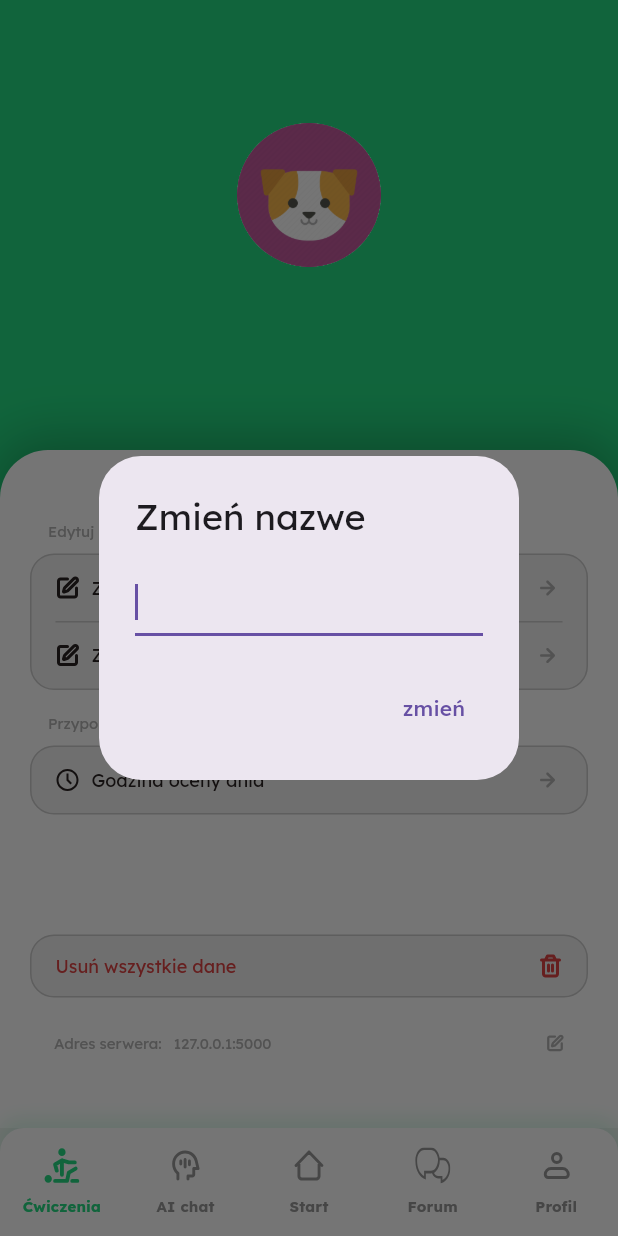
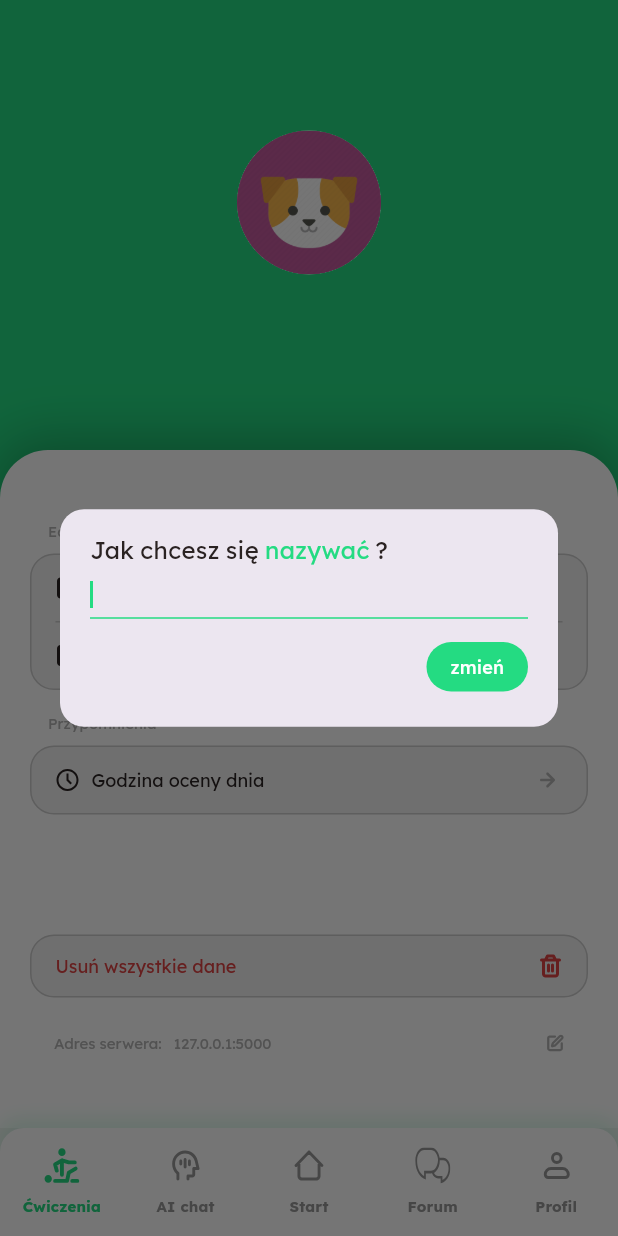
Before and after one commit to xSmilO/JakSieMasz, a Flutter app: the ProfileScreen screen opened by its route, after a tap on "Zmień nazwe", on a phone screen of 412 x 824 dp. Run offline on Flutter 3.47's test engine with Material 3 defaults, Android fonts, the phone set to English and light mode, and no system bars; our stand-ins replace fl_chart, flutter_svg, fluttertoast, go_router, shared_preferences; accounts and stored records are empty.

Commit message:
styled the change name dialog

```diff
--- a/lib/Styles/styles.dart
+++ b/lib/Styles/styles.dart
@@ -13,7 +13,7 @@ abstract final class Styles {
   static Color profileOptionBgColor = Color(0xFFF2F2F2);
   static Color redColor = Color(0xFFDE4343);
   static String fontFamily = "Lexend Deca";
-  static double fontSizeH1 = 32;
+  static double fontSizeH1 = 24;
   static double fontSizeH2 = 20;
   static double fontSizeH3 = 16;
   static double sectionSpacing = 48;
--- /dev/null
+++ b/lib/UI/Profile/Dialogs/username_dialog_widget.dart
@@ -0,0 +1,129 @@
+import 'package:flutter/material.dart';
+import 'package:go_router/go_router.dart';
+import 'package:jak_sie_masz/Styles/styles.dart';
+
+class UsernameDialogWidget extends StatelessWidget {
+  const UsernameDialogWidget(
+      {super.key, required this.currentUserName, required this.onSubmit});
+  final String currentUserName;
+  final void Function(String username) onSubmit;
+
+  @override
+  Widget build(BuildContext context) {
+    String usernameInput = "";
+    return Dialog(
+      shape: RoundedRectangleBorder(
+        borderRadius: BorderRadius.circular(16),
+      ),
+      child: Padding(
+        padding: const EdgeInsets.symmetric(horizontal: 20, vertical: 16),
+        child: Column(
+          spacing: 8,
+          mainAxisSize: MainAxisSize.min,
+          crossAxisAlignment: CrossAxisAlignment.start,
+          children: [
+            Row(
+              spacing: 4,
+              children: [
+                Text(
+                  "Jak",
+                  style: TextStyle(
+                    color: Styles.fontColorDark,
+                    fontFamily: Styles.fontFamily,
+                    fontSize: Styles.fontSizeH3,
+                  ),
+                ),
+                Text(
+                  "chcesz",
+                  style: TextStyle(
+                    color: Styles.fontColorDark,
+                    fontFamily: Styles.fontFamily,
+                    fontSize: Styles.fontSizeH3,
+                  ),
+                ),
+                Text(
+                  "się",
+                  style: TextStyle(
+                    color: Styles.fontColorDark,
+                    fontFamily: Styles.fontFamily,
+                    fontSize: Styles.fontSizeH3,
+                  ),
+                ),
+                Text(
+                  "nazywać",
+                  style: TextStyle(
+                    color: Styles.primaryColor500,
+                    fontFamily: Styles.fontFamily,
+                    fontSize: Styles.fontSizeH3,
+                  ),
+                ),
+                Text(
+                  "?",
+                  style: TextStyle(
+                    color: Styles.fontColorDark,
+                    fontFamily: Styles.fontFamily,
+                    fontSize: Styles.fontSizeH3,
+                  ),
+                ),
+              ],
+            ),
+            TextField(
+              autofocus: true,
+              decoration: InputDecoration(
+                hintText: currentUserName,
+                hintStyle: TextStyle(
+                  color: Styles.profileOptionsHeaderColor,
+                ),
+                contentPadding: EdgeInsets.only(bottom: 8),
+                enabledBorder: UnderlineInputBorder(
+                  borderSide:
+                      BorderSide(color: Styles.secondaryColor300, width: 1),
+                ),
+                focusedBorder: UnderlineInputBorder(
+                  borderSide:
+                      BorderSide(color: Styles.primaryColor500, width: 1),
+                ),
+                isDense: true,
+              ),
+              cursorColor: Styles.primaryColor500,
+              style: TextStyle(
+                  fontFamily: Styles.fontFamily,
+                  color: Styles.fontColorDark,
+                  fontSize: 12),
+              onChanged: (value) => usernameInput = value,
+            ),
+            Row(
+              children: [
+                Spacer(),
+                TextButton(
+                  style: ButtonStyle(
+                    padding: WidgetStatePropertyAll(
+                      EdgeInsets.symmetric(vertical: 8, horizontal: 16),
+                    ),
+                    backgroundColor:
+                        WidgetStatePropertyAll(Styles.primaryColor500),
+                    minimumSize: WidgetStatePropertyAll(
+                      Size(10, 10),
+                    ),
+                  ),
+                  onPressed: () {
+                    onSubmit(usernameInput);
+                    context.pop();
+                  },
+                  child: Text(
+                    "zmień",
+                    style: TextStyle(
+                      fontFamily: Styles.fontFamily,
+                      color: Colors.white,
+                      fontSize: 12,
+                    ),
+                  ),
+                ),
+              ],
+            )
+          ],
+        ),
+      ),
+    );
+  }
+}
--- a/lib/UI/Profile/profile_screen.dart
+++ b/lib/UI/Profile/profile_screen.dart
@@ -1,6 +1,7 @@
 import 'package:flutter/material.dart';
 import 'package:go_router/go_router.dart';
 import 'package:jak_sie_masz/Styles/styles.dart';
+import 'package:jak_sie_masz/UI/Profile/Dialogs/username_dialog_widget.dart';
 import 'package:jak_sie_masz/UI/Profile/profile_delete_button_widget.dart';
 import 'package:jak_sie_masz/UI/Profile/profile_option_button_widget.dart';
 import 'package:jak_sie_masz/UI/Profile/profile_options_section_widget.dart';
@@ -14,29 +15,15 @@ class ProfileScreen extends StatelessWidget {
 
   @override
   Widget build(BuildContext context) {
-    String usernameInput = "";
     Future changeUsernameDialog() => showDialog(
           context: context,
-          builder: (context) => AlertDialog(
-            title: Text("Zmień nazwe"),
-            content: TextField(
-              autofocus: true,
-              decoration: InputDecoration(
-                hintText: viewModel.username,
-              ),
-              onChanged: (value) => usernameInput = value,
-            ),
-            actions: [
-              TextButton(
-                child: Text("zmień"),
-                onPressed: () {
-                  viewModel.changeName(usernameInput);
-                  context.pop();
-                },
-              )
-            ],
+          builder: (context) => UsernameDialogWidget(
+            currentUserName: viewModel.username,
+            onSubmit: viewModel.changeName,
           ),
         );
+
+    // changeUsernameDialog();
 
     return Container(
       color: Styles.primaryColor500,
```
